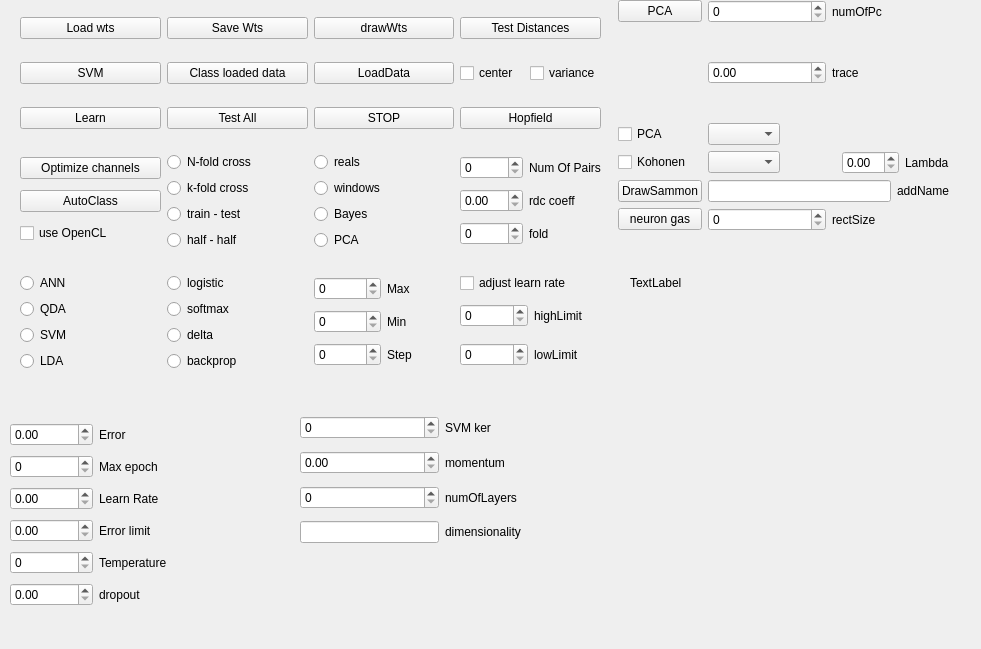
The window that net.ui (ArtfulVampire/SecondGUIrepo) describes before a commit, drawn with Qt 5.
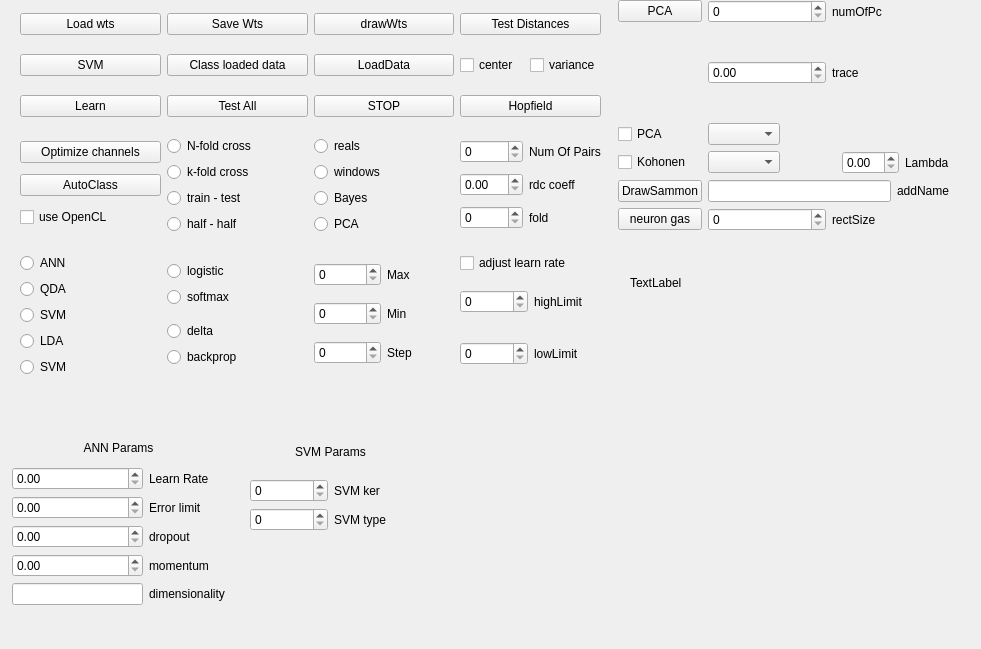
The same window after the commit.

Patch:
```diff
--- a/net.ui
+++ b/net.ui
@@ -166,58 +166,6 @@
     </item>
    </layout>
   </widget>
-  <widget class="QWidget" name="layoutWidget">
-   <property name="geometry">
-    <rect>
-     <x>300</x>
-     <y>410</y>
-     <width>221</width>
-     <height>141</height>
-    </rect>
-   </property>
-   <layout class="QGridLayout" name="gridLayout_4">
-    <item row="0" column="0">
-     <widget class="QSpinBox" name="svmKernelSpinBox"/>
-    </item>
-    <item row="0" column="1">
-     <widget class="QLabel" name="label_19">
-      <property name="text">
-       <string>SVM ker</string>
-      </property>
-     </widget>
-    </item>
-    <item row="1" column="0">
-     <widget class="QDoubleSpinBox" name="momentumDoubleSpinBox"/>
-    </item>
-    <item row="1" column="1">
-     <widget class="QLabel" name="label_20">
-      <property name="text">
-       <string>momentum</string>
-      </property>
-     </widget>
-    </item>
-    <item row="2" column="0">
-     <widget class="QSpinBox" name="numOfLayersSpinBox"/>
-    </item>
-    <item row="2" column="1">
-     <widget class="QLabel" name="label_21">
-      <property name="text">
-       <string>numOfLayers</string>
-      </property>
-     </widget>
-    </item>
-    <item row="3" column="0">
-     <widget class="QLineEdit" name="dimensionalityLineEdit"/>
-    </item>
-    <item row="3" column="1">
-     <widget class="QLabel" name="label_22">
-      <property name="text">
-       <string>dimensionality</string>
-      </property>
-     </widget>
-    </item>
-   </layout>
-  </widget>
   <widget class="QLabel" name="clearSetsLabel">
    <property name="geometry">
     <rect>
@@ -588,6 +536,13 @@
         </property>
        </widget>
       </item>
+      <item>
+       <widget class="QRadioButton" name="classDISTRadioButton">
+        <property name="text">
+         <string>SVM</string>
+        </property>
+       </widget>
+      </item>
      </layout>
     </item>
     <item row="1" column="0">
@@ -606,73 +561,115 @@
     </item>
    </layout>
   </widget>
-  <widget class="QWidget" name="layoutWidget">
+  <widget class="QWidget" name="">
    <property name="geometry">
     <rect>
-     <x>10</x>
-     <y>420</y>
-     <width>171</width>
-     <height>194</height>
+     <x>12</x>
+     <y>434</y>
+     <width>213</width>
+     <height>171</height>
     </rect>
    </property>
    <layout class="QGridLayout" name="gridLayout">
-    <item row="0" column="0">
-     <widget class="QDoubleSpinBox" name="currentErrorDoubleSpinBox"/>
-    </item>
-    <item row="0" column="1">
-     <widget class="QLabel" name="label_5">
+    <item row="0" column="0" colspan="2">
+     <widget class="QLabel" name="label_3">
       <property name="text">
-       <string>Error</string>
+       <string>ANN Params</string>
+      </property>
+      <property name="alignment">
+       <set>Qt::AlignCenter</set>
       </property>
      </widget>
     </item>
     <item row="1" column="0">
-     <widget class="QSpinBox" name="epochSpinBox"/>
-    </item>
-    <item row="1" column="1">
-     <widget class="QLabel" name="label_4">
-      <property name="text">
-       <string>Max epoch</string>
-      </property>
-     </widget>
-    </item>
-    <item row="2" column="0">
      <widget class="QDoubleSpinBox" name="learnRateBox"/>
     </item>
-    <item row="2" column="1">
+    <item row="1" column="1">
      <widget class="QLabel" name="label">
       <property name="text">
        <string>Learn Rate</string>
       </property>
      </widget>
     </item>
-    <item row="3" column="0">
+    <item row="2" column="0">
      <widget class="QDoubleSpinBox" name="critErrorDoubleSpinBox"/>
     </item>
-    <item row="3" column="1">
+    <item row="2" column="1">
      <widget class="QLabel" name="label_2">
       <property name="text">
        <string>Error limit</string>
       </property>
      </widget>
     </item>
-    <item row="4" column="0">
-     <widget class="QSpinBox" name="tempBox"/>
-    </item>
-    <item row="4" column="1">
-     <widget class="QLabel" name="label_3">
-      <property name="text">
-       <string>Temperature</string>
-      </property>
-     </widget>
-    </item>
-    <item row="5" column="0">
+    <item row="3" column="0">
      <widget class="QDoubleSpinBox" name="dropoutDoubleSpinBox"/>
     </item>
-    <item row="5" column="1">
+    <item row="3" column="1">
      <widget class="QLabel" name="label_24">
       <property name="text">
        <string>dropout</string>
+      </property>
+     </widget>
+    </item>
+    <item row="4" column="0">
+     <widget class="QDoubleSpinBox" name="momentumDoubleSpinBox"/>
+    </item>
+    <item row="4" column="1">
+     <widget class="QLabel" name="label_20">
+      <property name="text">
+       <string>momentum</string>
+      </property>
+     </widget>
+    </item>
+    <item row="5" column="0">
+     <widget class="QLineEdit" name="dimensionalityLineEdit"/>
+    </item>
+    <item row="5" column="1">
+     <widget class="QLabel" name="label_22">
+      <property name="text">
+       <string>dimensionality</string>
+      </property>
+     </widget>
+    </item>
+   </layout>
+  </widget>
+  <widget class="QWidget" name="">
+   <property name="geometry">
+    <rect>
+     <x>250</x>
+     <y>430</y>
+     <width>161</width>
+     <height>101</height>
+    </rect>
+   </property>
+   <layout class="QGridLayout" name="gridLayout_4">
+    <item row="0" column="0" colspan="2">
+     <widget class="QLabel" name="label_4">
+      <property name="text">
+       <string>SVM Params</string>
+      </property>
+      <property name="alignment">
+       <set>Qt::AlignCenter</set>
+      </property>
+     </widget>
+    </item>
+    <item row="1" column="0">
+     <widget class="QSpinBox" name="svmKernelSpinBox"/>
+    </item>
+    <item row="1" column="1">
+     <widget class="QLabel" name="label_19">
+      <property name="text">
+       <string>SVM ker</string>
+      </property>
+     </widget>
+    </item>
+    <item row="2" column="0">
+     <widget class="QSpinBox" name="svmTypeSpinBox"/>
+    </item>
+    <item row="2" column="1">
+     <widget class="QLabel" name="label_21">
+      <property name="text">
+       <string>SVM type</string>
       </property>
      </widget>
     </item>
```
Left out of the diff: 2 changed lines with no effect on the pictures.
